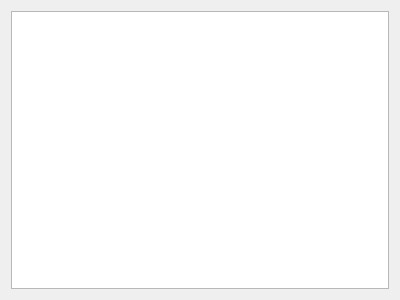
The window that san-antonio/sanantonio/ui/control_panels/tasks_panel.ui (jumiknows/AleasatV2) describes before a commit, drawn with Qt 5.
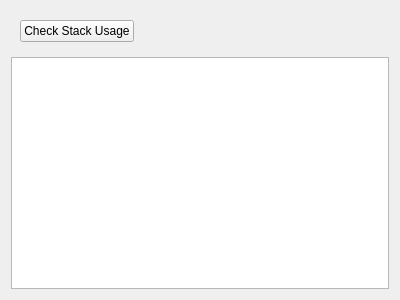
The same window after the commit.

Commit message:
ALEA-973 Stack Usage Monitoring https://gitlab.com/alea-2020/command-data-handling/obc2-firmware/-/merge_requests/199
# Overview
- Added command to check stack usage of all FreeRTOS tasks
- Added button to task panel in San Antonio to retrieve the stack usages
  - Tasks with high stack usage get highlighted

# Testing
- Manual testing with San Antonio

The edit to the form file:
```diff
--- a/san-antonio/sanantonio/ui/control_panels/tasks_panel.ui
+++ b/san-antonio/sanantonio/ui/control_panels/tasks_panel.ui
@@ -14,6 +14,32 @@
    <string>Form</string>
   </property>
   <layout class="QVBoxLayout" name="verticalLayout">
+   <item>
+    <widget class="QWidget" name="button_panel" native="true">
+     <layout class="QHBoxLayout" name="horizontalLayout">
+      <item>
+       <widget class="QPushButton" name="check_stack_usage_btn">
+        <property name="text">
+         <string>Check Stack Usage</string>
+        </property>
+       </widget>
+      </item>
+      <item>
+       <spacer name="horizontalSpacer">
+        <property name="orientation">
+         <enum>Qt::Horizontal</enum>
+        </property>
+        <property name="sizeHint" stdset="0">
+         <size>
+          <width>40</width>
+          <height>20</height>
+         </size>
+        </property>
+       </spacer>
+      </item>
+     </layout>
+    </widget>
+   </item>
    <item>
     <widget class="QTableWidget" name="tasks_table">
      <property name="showGrid">
```
The commit also changes 7 other files.
